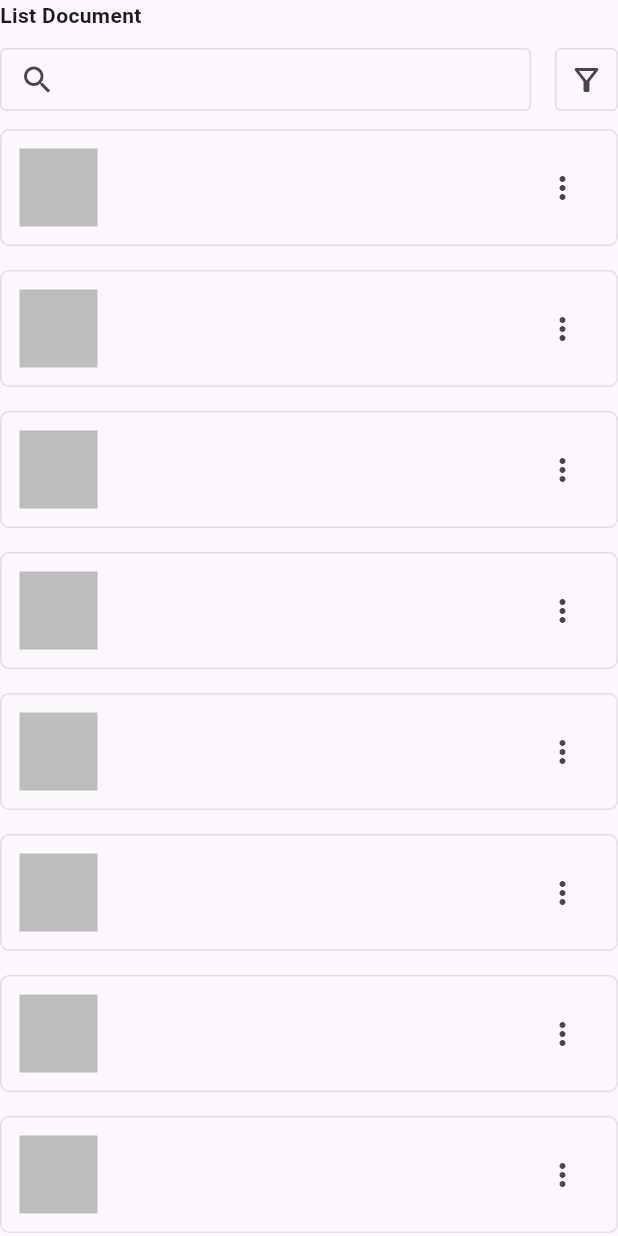
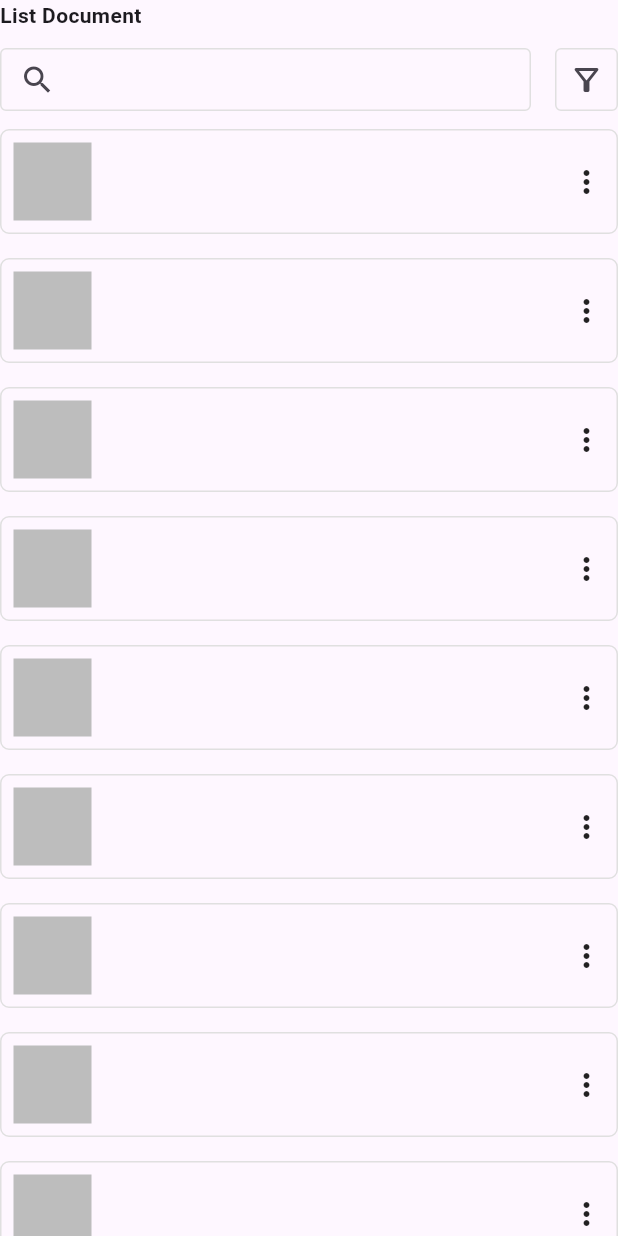
Before and after one commit to JAICHANGPARK/flutter_notebook_chapter_43, a Flutter app: the EmployeeDocumentsWidget widget shown alone on an empty page, opened directly, on a phone screen of 412 x 824 dp. Run offline on Flutter 3.47's test engine with Material 3 defaults, Android fonts, the phone set to English and light mode, and no system bars; our stand-ins replace gap, hugeicons, percent_indicator.

Commit message:
Update employee_documents_widget.dart

```diff
--- a/lib/ep2178_employee_app/ui/employee_documents_widget.dart
+++ b/lib/ep2178_employee_app/ui/employee_documents_widget.dart
@@ -70,7 +70,7 @@ class _EmployeeDocumentsWidgetState extends State<EmployeeDocumentsWidget> {
                     color: Colors.grey[300]!,
                   ),
                 ),
-                padding: EdgeInsets.all(12),
+                padding: EdgeInsets.all(8),
                 child: Row(
                   children: [
                     Container(
@@ -85,12 +85,9 @@ class _EmployeeDocumentsWidgetState extends State<EmployeeDocumentsWidget> {
                         children: [],
                       ),
                     ),
-                    IconButton(
-                      onPressed: () {},
-                      icon: Icon(
-                        Icons.more_vert,
-                      ),
-                    )
+                    Icon(
+                      Icons.more_vert,
+                    ),
                   ],
                 ),
               );
```
